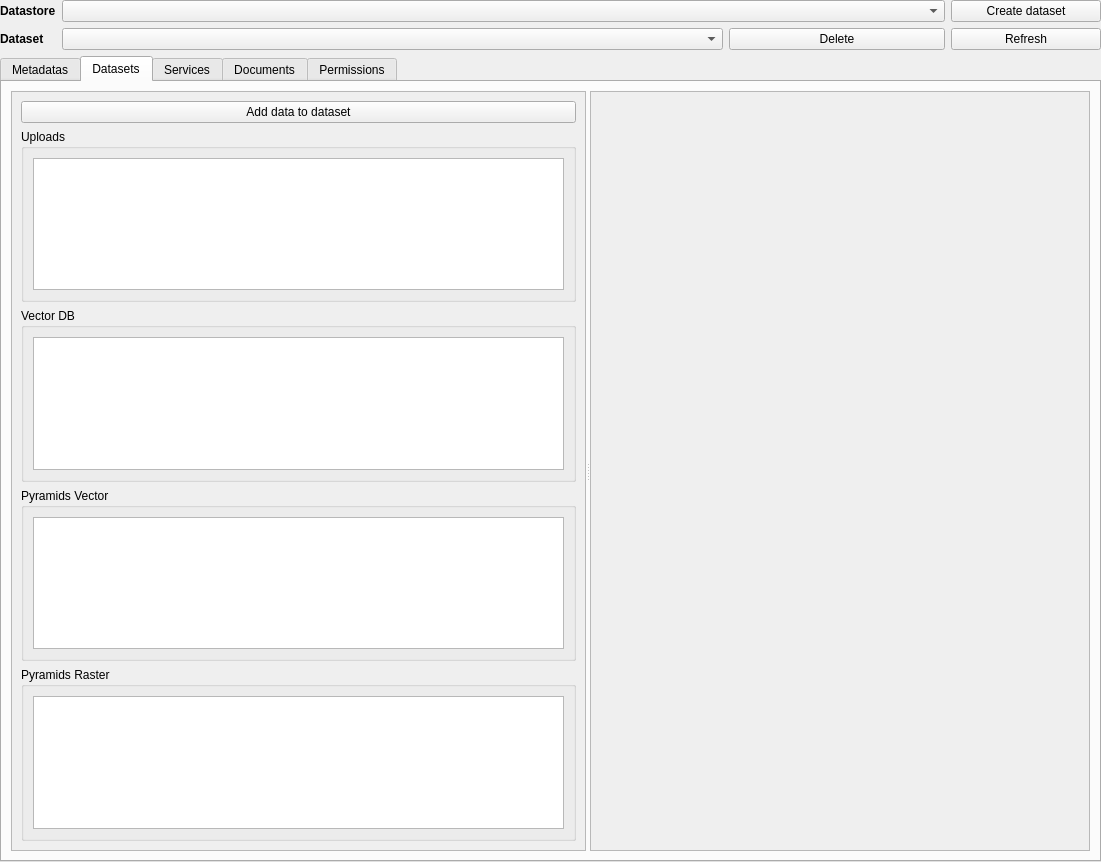
Above: geoplateforme/gui/dashboard/wdg_dashboard.ui from JulesGrillot/plugin-qgis-geoplateforme before the change. Below: the same form after it.
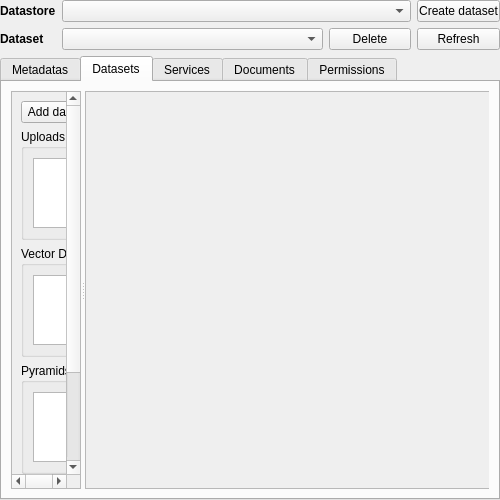
That is the form after the change. Custom widgets are drawn as their Qt base class.

Commit message: feat(dashboard): update min size

Diff of the .ui file:
```diff
--- a/geoplateforme/gui/dashboard/wdg_dashboard.ui
+++ b/geoplateforme/gui/dashboard/wdg_dashboard.ui
@@ -6,8 +6,8 @@
    <rect>
     <x>0</x>
     <y>0</y>
-    <width>1101</width>
-    <height>862</height>
+    <width>500</width>
+    <height>500</height>
    </rect>
   </property>
   <property name="sizePolicy">
@@ -18,8 +18,8 @@
   </property>
   <property name="minimumSize">
    <size>
-    <width>980</width>
-    <height>800</height>
+    <width>500</width>
+    <height>500</height>
    </size>
   </property>
   <property name="windowTitle">
@@ -99,8 +99,8 @@
             <rect>
              <x>0</x>
              <y>0</y>
-             <width>573</width>
-             <height>749</height>
+             <width>159</width>
+             <height>523</height>
             </rect>
            </property>
            <layout class="QVBoxLayout" name="verticalLayout">
@@ -224,7 +224,7 @@
              <x>0</x>
              <y>0</y>
              <width>498</width>
-             <height>749</height>
+             <height>387</height>
             </rect>
            </property>
            <layout class="QGridLayout" name="gridLayout_8">
```
Left out of the diff: 6 changed lines with no effect on the pictures.
